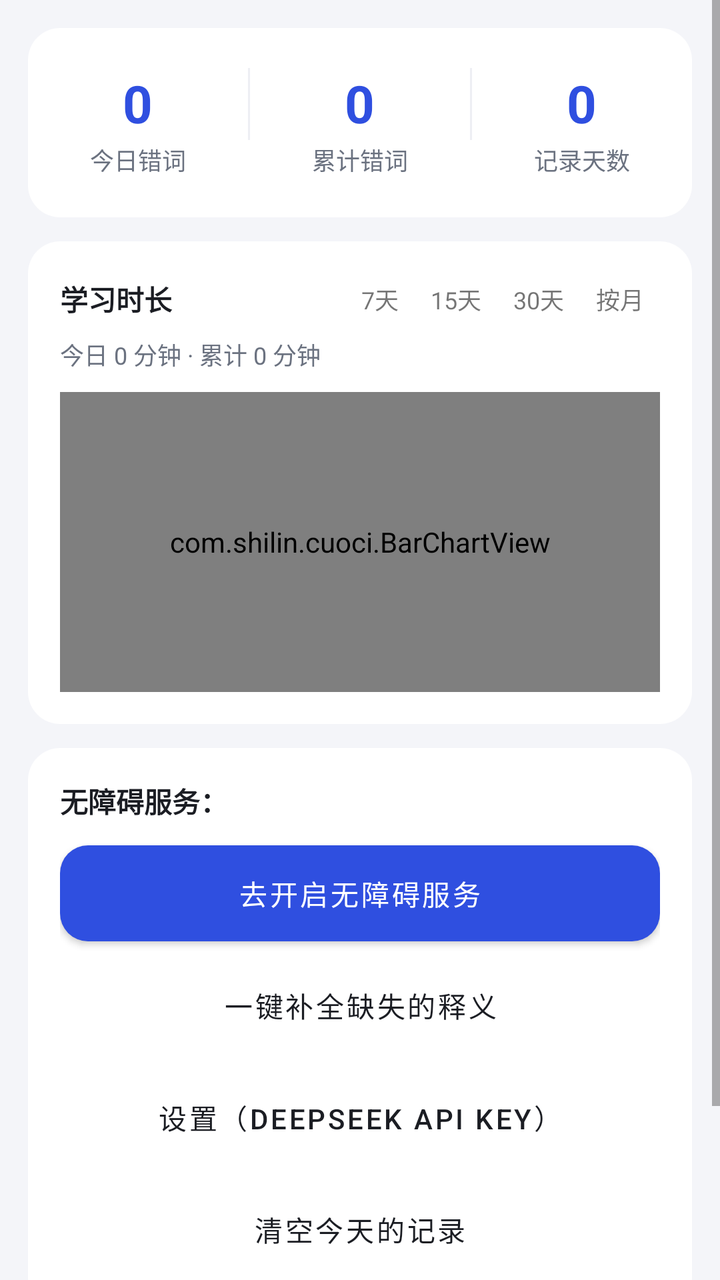
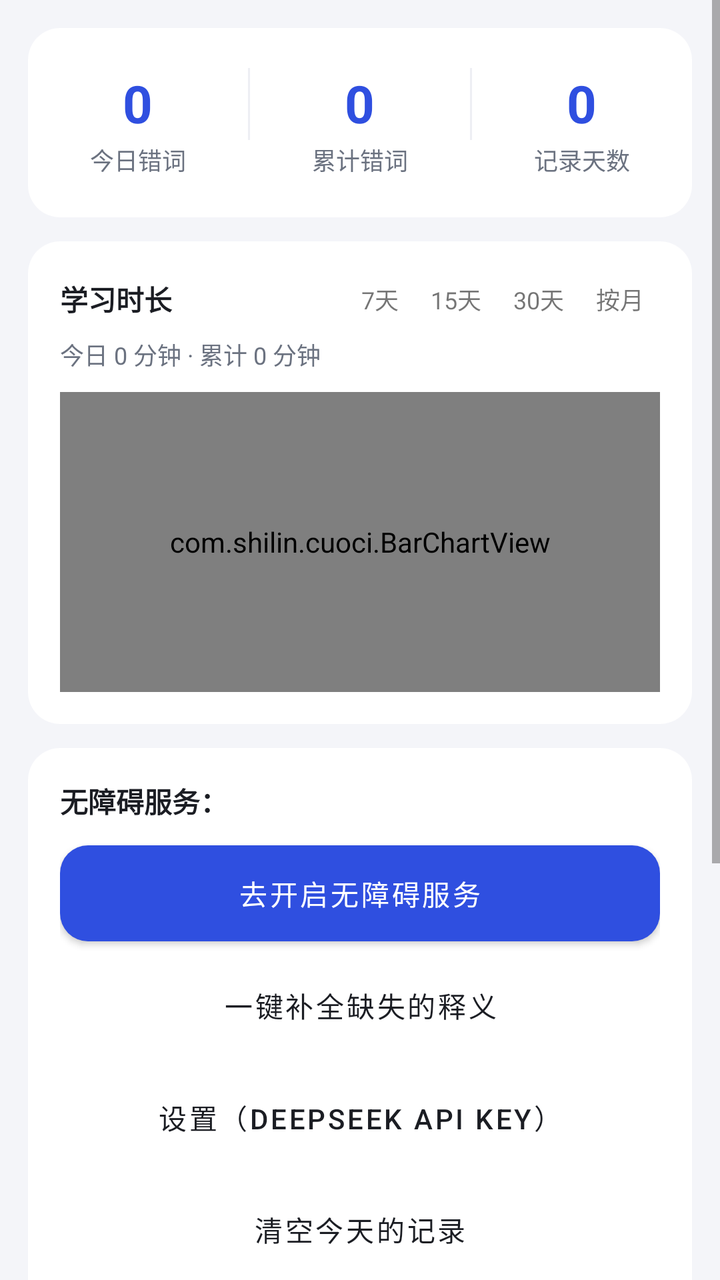

Two renders of the same Android screen: before a commit and after it. Below are the layout's source before the change and the commit's diff.
<!-- AndroidManifest.xml: application theme Theme.CaptureWords -->
<!-- res/layout/fragment_profile.xml -->
<?xml version="1.0" encoding="utf-8"?>
<ScrollView xmlns:android="http://schemas.android.com/apk/res/android"
    android:layout_width="match_parent"
    android:layout_height="match_parent"
    android:background="?attr/appBg">

    <LinearLayout
        android:layout_width="match_parent"
        android:layout_height="wrap_content"
        android:orientation="vertical"
        android:padding="14dp">

        <LinearLayout
            android:layout_width="match_parent"
            android:layout_height="wrap_content"
            android:background="?attr/cardBackground"
            android:orientation="horizontal"
            android:paddingTop="20dp"
            android:paddingBottom="20dp">

            <LinearLayout
                android:layout_width="0dp"
                android:layout_height="wrap_content"
                android:layout_weight="1"
                android:gravity="center"
                android:orientation="vertical">

                <TextView
                    android:id="@+id/tvTodayCount"
                    android:layout_width="wrap_content"
                    android:layout_height="wrap_content"
                    android:text="0"
                    android:textColor="?attr/colorPrimary"
                    android:textSize="26sp"
                    android:textStyle="bold" />

                <TextView
                    android:layout_width="wrap_content"
                    android:layout_height="wrap_content"
                    android:layout_marginTop="2dp"
                    android:text="今日错词"
                    android:textColor="?attr/textSub"
                    android:textSize="12sp" />
            </LinearLayout>

            <View
                android:layout_width="1dp"
                android:layout_height="36dp"
                android:background="?attr/lineColor" />

            <LinearLayout
                android:layout_width="0dp"
                android:layout_height="wrap_content"
                android:layout_weight="1"
                android:gravity="center"
                android:orientation="vertical">

                <TextView
                    android:id="@+id/tvTotalCount"
                    android:layout_width="wrap_content"
                    android:layout_height="wrap_content"
                    android:text="0"
                    android:textColor="?attr/colorPrimary"
                    android:textSize="26sp"
                    android:textStyle="bold" />

                <TextView
                    android:layout_width="wrap_content"
                    android:layout_height="wrap_content"
                    android:layout_marginTop="2dp"
                    android:text="累计错词"
                    android:textColor="?attr/textSub"
                    android:textSize="12sp" />
            </LinearLayout>

            <View
                android:layout_width="1dp"
                android:layout_height="36dp"
                android:background="?attr/lineColor" />

            <LinearLayout
                android:layout_width="0dp"
                android:layout_height="wrap_content"
                android:layout_weight="1"
                android:gravity="center"
                android:orientation="vertical">

                <TextView
                    android:id="@+id/tvDaysCount"
                    android:layout_width="wrap_content"
                    android:layout_height="wrap_content"
                    android:text="0"
                    android:textColor="?attr/colorPrimary"
                    android:textSize="26sp"
                    android:textStyle="bold" />

                <TextView
                    android:layout_width="wrap_content"
                    android:layout_height="wrap_content"
                    android:layout_marginTop="2dp"
                    android:text="记录天数"
                    android:textColor="?attr/textSub"
                    android:textSize="12sp" />
            </LinearLayout>
        </LinearLayout>

        <LinearLayout
            android:layout_width="match_parent"
            android:layout_height="wrap_content"
            android:layout_marginTop="12dp"
            android:background="?attr/cardBackground"
            android:orientation="vertical"
            android:padding="16dp">

            <LinearLayout
                android:layout_width="match_parent"
                android:layout_height="wrap_content"
                android:gravity="center_vertical"
                android:orientation="horizontal">

                <TextView
                    android:layout_width="0dp"
                    android:layout_height="wrap_content"
                    android:layout_weight="1"
                    android:text="学习时长"
                    android:textColor="?attr/textMain"
                    android:textSize="14sp"
                    android:textStyle="bold" />

                <TextView
                    android:id="@+id/tab7"
                    android:layout_width="wrap_content"
                    android:layout_height="wrap_content"
                    android:paddingLeft="8dp"
                    android:paddingTop="4dp"
                    android:paddingRight="8dp"
                    android:paddingBottom="4dp"
                    android:text="7天"
                    android:textSize="12sp" />

                <TextView
                    android:id="@+id/tab15"
                    android:layout_width="wrap_content"
                    android:layout_height="wrap_content"
                    android:paddingLeft="8dp"
                    android:paddingTop="4dp"
                    android:paddingRight="8dp"
                    android:paddingBottom="4dp"
                    android:text="15天"
                    android:textSize="12sp" />

                <TextView
                    android:id="@+id/tab30"
                    android:layout_width="wrap_content"
                    android:layout_height="wrap_content"
                    android:paddingLeft="8dp"
                    android:paddingTop="4dp"
                    android:paddingRight="8dp"
                    android:paddingBottom="4dp"
                    android:text="30天"
                    android:textSize="12sp" />

                <TextView
                    android:id="@+id/tabMonth"
                    android:layout_width="wrap_content"
                    android:layout_height="wrap_content"
                    android:paddingLeft="8dp"
                    android:paddingTop="4dp"
                    android:paddingRight="8dp"
                    android:paddingBottom="4dp"
                    android:text="按月"
                    android:textSize="12sp" />
            </LinearLayout>

            <TextView
                android:id="@+id/tvUsage"
                android:layout_width="match_parent"
                android:layout_height="wrap_content"
                android:layout_marginTop="6dp"
                android:text="今日 0 分钟 · 累计 0 分钟"
                android:textColor="?attr/textSub"
                android:textSize="12sp" />

            <com.shilin.cuoci.BarChartView
                android:id="@+id/barChart"
                android:layout_width="match_parent"
                android:layout_height="150dp"
                android:layout_marginTop="10dp" />
        </LinearLayout>

        <LinearLayout
            android:layout_width="match_parent"
            android:layout_height="wrap_content"
            android:layout_marginTop="12dp"
            android:background="?attr/cardBackground"
            android:orientation="vertical"
            android:padding="16dp">

            <TextView
                android:id="@+id/tvServiceState"
                android:layout_width="match_parent"
                android:layout_height="wrap_content"
                android:text="无障碍服务："
                android:textColor="?attr/textMain"
                android:textSize="14sp"
                android:textStyle="bold" />

            <Button
                android:id="@+id/btnOpenA11y"
                style="@style/Widget.BrandButton"
                android:layout_width="match_parent"
                android:layout_height="wrap_content"
                android:layout_marginTop="12dp"
                android:text="去开启无障碍服务" />

            <Button
                android:id="@+id/btnFillMeaning"
                style="@style/Widget.OutlineButton"
                android:layout_width="match_parent"
                android:layout_height="wrap_content"
                android:layout_marginTop="8dp"
                android:text="一键补全缺失的释义" />

            <Button
                android:id="@+id/btnSettings"
                style="@style/Widget.OutlineButton"
                android:layout_width="match_parent"
                android:layout_height="wrap_content"
                android:layout_marginTop="8dp"
                android:text="设置（DeepSeek API Key）" />

            <Button
                android:id="@+id/btnClearToday"
                style="@style/Widget.OutlineButton"
                android:layout_width="match_parent"
                android:layout_height="wrap_content"
                android:layout_marginTop="8dp"
                android:text="清空今天的记录" />
        </LinearLayout>

        <TextView
            android:layout_width="match_parent"
            android:layout_height="wrap_content"
            android:layout_marginTop="20dp"
            android:layout_marginBottom="20dp"
            android:gravity="center"
            android:text="错词捕手 v1.0\n数据全部保存在本机"
            android:textColor="?attr/textTertiary"
            android:textSize="11sp" />

    </LinearLayout>

</ScrollView>
<!-- resources referenced by this layout -->
<resources>
  <style name="Widget.BrandButton" parent="Widget.MaterialComponents.Button">
          <item name="cornerRadius">?attr/btnCorner</item>
          <item name="strokeWidth">?attr/btnStroke</item>
          <item name="strokeColor">?attr/lineColor</item>
          <item name="android:paddingTop">12dp</item>
          <item name="android:paddingBottom">12dp</item>
          <item name="android:insetTop">0dp</item>
          <item name="android:insetBottom">0dp</item>
          <item name="android:textSize">14sp</item>
          <item name="backgroundTint">?attr/colorPrimary</item>
          <item name="android:textColor">?attr/colorOnPrimary</item>
      </style>
  <style name="Widget.OutlineButton" parent="Widget.MaterialComponents.Button.OutlinedButton">
          <item name="cornerRadius">?attr/btnCorner</item>
          <item name="strokeWidth">?attr/btnStroke</item>
          <item name="strokeColor">?attr/lineColor</item>
          <item name="strokeColor">?attr/lineColor</item>
          <item name="android:textColor">?attr/textMain</item>
          <item name="android:textSize">14sp</item>
      </style>
  <style name="Theme.CaptureWords" parent="Theme.MaterialComponents.Light.NoActionBar">
          <item name="colorPrimary">@color/brand</item>
          <item name="colorPrimaryVariant">@color/brand_dark</item>
          <item name="colorOnPrimary">@color/white</item>
          <item name="colorSecondary">@color/brand</item>
          <item name="colorSecondaryVariant">@color/brand_dark</item>
          <item name="colorOnSecondary">@color/white</item>
          <item name="android:statusBarColor" tools:targetApi="l">@color/brand_dark</item>
          <item name="android:windowBackground">@color/app_bg</item>
          <item name="android:navigationBarColor">@color/card</item>
          <item name="android:windowLightNavigationBar" tools:targetApi="o">true</item>
  
          <item name="appBg">@color/app_bg</item>
          <item name="cardBackground">@drawable/bg_card</item>
          <item name="textMain">@color/text_primary</item>
          <item name="textSub">@color/text_secondary</item>
          <item name="textTertiary">@color/text_tertiary</item>
          <item name="lineColor">@color/line</item>
          <item name="cardSolid">@color/card</item>
          <item name="btnCorner">14dp</item>
          <item name="btnStroke">0dp</item>
      </style>
  <color name="brand">#2F4FE0</color>
  <color name="brand_dark">#23379F</color>
  <color name="white">#FFFFFFFF</color>
  <color name="app_bg">#F4F5F9</color>
  <color name="card">#FFFFFF</color>
  <!-- drawable bg_card (drawable) -->
  <?xml version="1.0" encoding="utf-8"?>
  <shape xmlns:android="http://schemas.android.com/apk/res/android"
      android:shape="rectangle">
      <solid android:color="@color/card" />
      <corners android:radius="16dp" />
  </shape>
  <color name="text_primary">#1B1D23</color>
  <color name="text_secondary">#6B7280</color>
  <color name="text_tertiary">#9AA1AE</color>
  <color name="line">#EDEFF4</color>
</resources>

<!-- the commit's change to res/layout/fragment_profile.xml (unified diff, before → after) -->
@@ -2,7 +2,7 @@
 <ScrollView xmlns:android="http://schemas.android.com/apk/res/android"
     android:layout_width="match_parent"
     android:layout_height="match_parent"
-    android:background="?attr/appBg">
+    android:background="@android:color/transparent">
 
     <LinearLayout
         android:layout_width="match_parent"
@@ -236,6 +236,38 @@
                 android:layout_height="wrap_content"
                 android:layout_marginTop="8dp"
                 android:text="清空今天的记录" />
+
+            <Button
+                android:id="@+id/btnLanTransfer"
+                style="@style/Widget.OutlineButton"
+                android:layout_width="match_parent"
+                android:layout_height="wrap_content"
+                android:layout_marginTop="8dp"
+                android:text="局域网互传（同一 WiFi/热点直传）" />
+
+            <Button
+                android:id="@+id/btnExport"
+                style="@style/Widget.OutlineButton"
+                android:layout_width="match_parent"
+                android:layout_height="wrap_content"
+                android:layout_marginTop="8dp"
+                android:text="导出数据（发到另一台设备）" />
+
+            <Button
+                android:id="@+id/btnImport"
+                style="@style/Widget.OutlineButton"
+                android:layout_width="match_parent"
+                android:layout_height="wrap_content"
+                android:layout_marginTop="8dp"
+                android:text="导入数据（合并另一台）" />
+
+            <TextView
+                android:layout_width="match_parent"
+                android:layout_height="wrap_content"
+                android:layout_marginTop="8dp"
+                android:text="两台设备都装了本 App 时：A 设备导出 → 微信发到 B 设备 → B 导入，就能合并（同一词只算一次）"
+                android:textColor="?attr/textTertiary"
+                android:textSize="11sp" />
         </LinearLayout>
 
         <TextView
<!-- resource entries referenced after the edit -->
@@ -39,6 +39,7 @@
           <item name="textTertiary">@color/text_tertiary</item>
           <item name="lineColor">@color/line</item>
           <item name="cardSolid">@color/card</item>
+          <item name="toolbarBg">@drawable/bg_toolbar</item>
           <item name="btnCorner">14dp</item>
           <item name="btnStroke">0dp</item>
       </style>
@@ -51,12 +52,22 @@
   <?xml version="1.0" encoding="utf-8"?>
   <shape xmlns:android="http://schemas.android.com/apk/res/android"
       android:shape="rectangle">
-      <solid android:color="@color/card" />
+      <solid android:color="#F5FFFFFF" />
       <corners android:radius="16dp" />
   </shape>
   <color name="text_primary">#1B1D23</color>
   <color name="text_secondary">#6B7280</color>
   <color name="text_tertiary">#9AA1AE</color>
   <color name="line">#EDEFF4</color>
+  <!-- drawable bg_toolbar (drawable) -->
+  <?xml version="1.0" encoding="utf-8"?>
+  <shape xmlns:android="http://schemas.android.com/apk/res/android"
+      android:shape="rectangle">
+      <gradient
+          android:angle="0"
+          android:endColor="#FF2F4FE0"
+          android:startColor="#FF1E3AA8"
+          android:type="linear" />
+  </shape>
 </resources>
 
